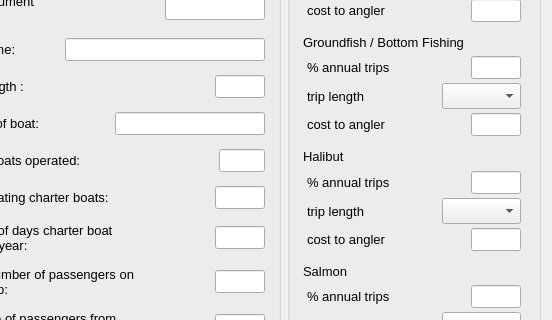
Above: oom_soorc_charter/Interview/rec_cpfv.ui from Ecotrust/openoceanmap-desktop before the change; both pictures show x 409 to 961 and y 128 to 448 of the 961 by 665 pixel window. Below: the same form after it.
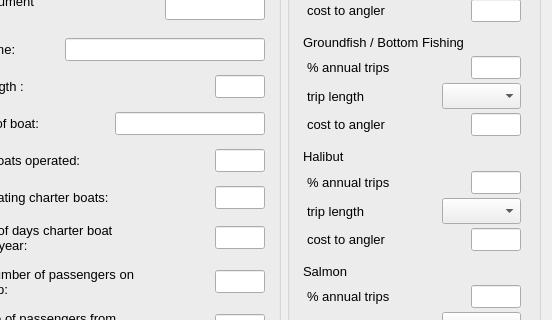
That is the form after the change.

Commit message: fixed tab order

Diff of the .ui file:
```diff
--- a/oom_soorc_charter/Interview/rec_cpfv.ui
+++ b/oom_soorc_charter/Interview/rec_cpfv.ui
@@ -1040,6 +1040,12 @@
            </item>
            <item>
             <widget class="QLineEdit" name="cpfv_num_op_line" >
+             <property name="minimumSize" >
+              <size>
+               <width>50</width>
+               <height>0</height>
+              </size>
+             </property>
              <property name="maximumSize" >
               <size>
                <width>50</width>
```
Left out of the diff: 10 changed lines with no effect on the pictures. The commit also changes 1 other file.
